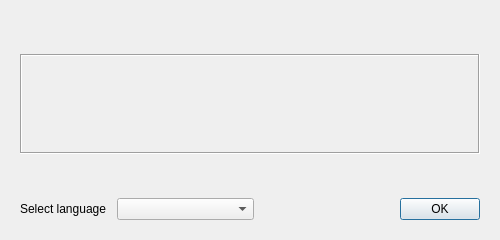
This is src/Gui/Common/MnemonicDialog.ui in Karbovanets/Karbo-lite as Qt 5 draws it before an edit. The edited form follows.
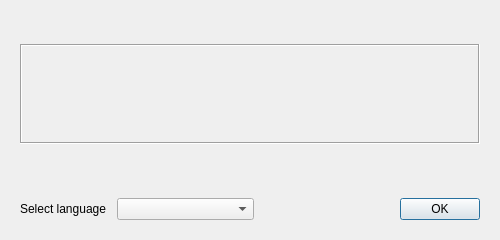
This is the edited form. Custom widgets are drawn as their Qt base class.

Diff of the .ui file:
```diff
--- a/src/Gui/Common/MnemonicDialog.ui
+++ b/src/Gui/Common/MnemonicDialog.ui
@@ -57,22 +57,6 @@
      </property>
     </widget>
    </item>
-   <item>
-    <spacer name="verticalSpacer_2">
-     <property name="orientation">
-      <enum>Qt::Vertical</enum>
-     </property>
-     <property name="sizeType">
-      <enum>QSizePolicy::Minimum</enum>
-     </property>
-     <property name="sizeHint" stdset="0">
-      <size>
-       <width>20</width>
-       <height>10</height>
-      </size>
-     </property>
-    </spacer>
-   </item>
    <item>
     <widget class="WalletGui::WalletExtraNormalBlackTextLabel" name="m_textLabel">
      <property name="sizePolicy">
@@ -87,6 +71,12 @@
        <height>100</height>
       </size>
      </property>
+     <property name="font">
+      <font>
+       <weight>75</weight>
+       <bold>true</bold>
+      </font>
+     </property>
      <property name="frameShape">
       <enum>QFrame::Box</enum>
      </property>
@@ -96,6 +86,9 @@
      <property name="text">
       <string/>
      </property>
+     <property name="alignment">
+      <set>Qt::AlignCenter</set>
+     </property>
      <property name="wordWrap">
       <bool>true</bool>
      </property>
```
